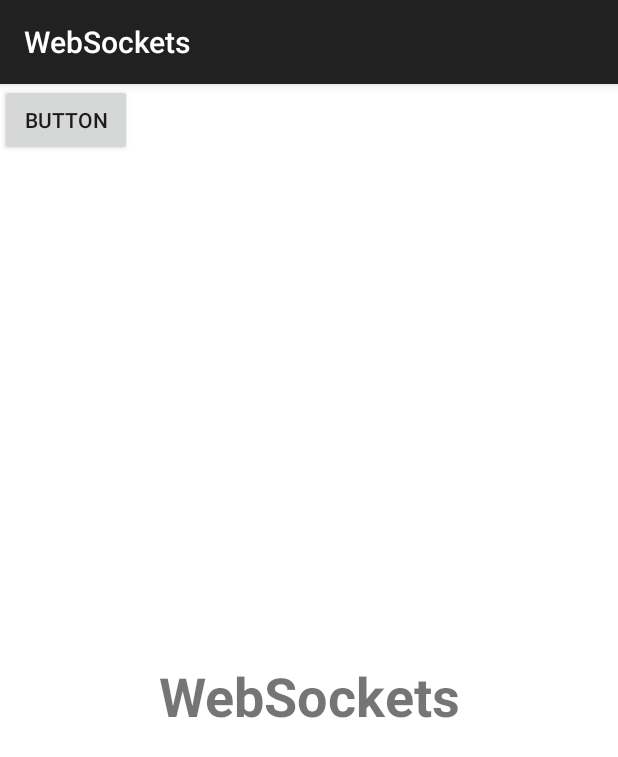
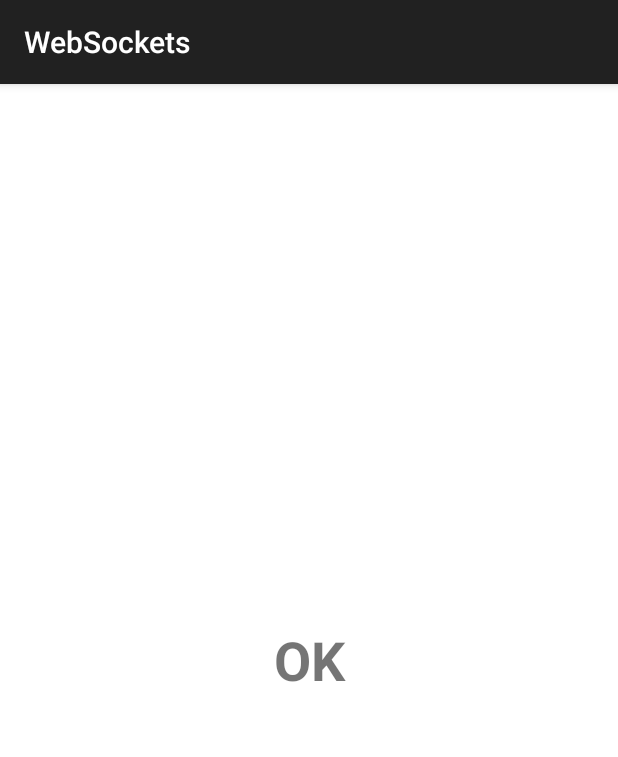
Before and after one commit to pjcbakx/AndroidAssesments, an Android app: the screen it shows after launch (MainActivity), on a phone screen of 412 x 824 dp. Shown: the top 757 px of the screen. Run offline under Robolectric (Android 15) with nearby library versions, the phone set to English and light mode, and no system bars; libraries missing offline, so code that uses them is left out: io.socket.client, io.socket.emitter; 3 statements that could not run were skipped.

Commit message:
Fixed some bugs in activity and socket

```diff
--- a/WebSocketsClient/app/src/main/AndroidManifest.xml
+++ b/WebSocketsClient/app/src/main/AndroidManifest.xml
@@ -19,7 +19,6 @@
                 <category android:name="android.intent.category.LAUNCHER" />
             </intent-filter>
         </activity>
-        <activity android:name="nl.avans.vincent.websocketsclient.OrientationActivity"></activity>
     </application>
 
 </manifest>
--- a/WebSocketsClient/app/src/main/java/nl/avans/vincent/websocketsclient/MainActivity.java
+++ b/WebSocketsClient/app/src/main/java/nl/avans/vincent/websocketsclient/MainActivity.java
@@ -1,15 +1,15 @@
 package nl.avans.vincent.websocketsclient;
 
-import android.content.Intent;
+import android.content.Context;
 import android.support.v7.app.AppCompatActivity;
 import android.os.Bundle;
+import android.view.Display;
 import android.view.View;
 import android.view.WindowManager;
-import android.widget.Button;
+import android.widget.TextView;
 
-public class MainActivity extends AppCompatActivity {
+public class MainActivity extends AppCompatActivity implements WebSocket.OnLightSocketListener {
     View rootView;
-    private static String TAG = "landscape";
     private static WebSocket webSocket;
 
     @Override
@@ -17,54 +17,44 @@ public class MainActivity extends AppCompatActivity {
         super.onCreate(savedInstanceState);
         setContentView(R.layout.activity_main);
 
-        addListenerOnButton();
-
-        //Makes new thread for the background and text
-        //Thread thread = new Thread(new Runnable() {
-        //    @Override
-        //    public void run() {
-        //        runOnMainThread();
-        //    }
-        //});
-        //thread.start();
-
         getWindow().addFlags(WindowManager.LayoutParams.FLAG_KEEP_SCREEN_ON);
 
         rootView = findViewById(R.id.main_root);
 
-        webSocket = new WebSocket();
+        webSocket = new WebSocket(this);
         webSocket.connect();
 
+        orientation();
     }
 
-    /*
     @Override
     public void onColorReceived(int color) {
         rootView.setBackgroundColor(color);
     }
-    */
 
-    private void runOnMainThread() {
-        // Create handler for the Main Looper and execute code on Main Looper
-        //Handler handler = new android.os.Handler(Looper.getMainLooper());
-        //handler.post(runnable);
+    public void orientation() {
 
-       // WebSocketSingleton.setWebSocket(webSocket);
-       // Intent intent = new Intent(getApplicationContext(), OrientationActivity.class);
-       // startActivity(intent);
+        if (getRotation() == 0) {
+            TextView tvMessage = (TextView) findViewById(R.id.text_message);
+            tvMessage.setText("OK");
+
+            webSocket.getSocket().emit("potrait");
+        }
+        if (getRotation() == 3) {
+            TextView tvMessage = (TextView) findViewById(R.id.text_message);
+            tvMessage.setText("NIET OK!");
+
+            webSocket.getSocket().emit("landscape");
+        }
+
     }
 
+    public int getRotation() {
 
-    public void addListenerOnButton() {
-        final Button button = (Button) findViewById(R.id.pushButton);
+        Display display = ((WindowManager) this.getSystemService(Context.WINDOW_SERVICE)).getDefaultDisplay();
+        int rotation = display.getRotation();
+        return rotation;
 
-        button.setOnClickListener(new View.OnClickListener() {
-            public void onClick(View v) {
-                WebSocketSingleton.setWebSocket(webSocket);
-                Intent intent = new Intent(getApplicationContext(), OrientationActivity.class);
-                startActivity(intent);
-            }
-        });
     }
 
 }
--- a/WebSocketsClient/app/src/main/java/nl/avans/vincent/websocketsclient/WebSocket.java
+++ b/WebSocketsClient/app/src/main/java/nl/avans/vincent/websocketsclient/WebSocket.java
@@ -29,14 +29,13 @@ import io.socket.emitter.Emitter;
 public class WebSocket {
     private static final String LOG_TAG = "WebSocket";
     private static final String BASE_URL = "http://192.168.0.14:3003";
-    //private static final String TAG = "";
 
     private Socket socket;
     private int color;
-    //private OnLightSocketListener listener;
+    private OnLightSocketListener listener;
 
-    public WebSocket() {
-      //  this.listener = listener;
+    public WebSocket(OnLightSocketListener listener) {
+        this.listener = listener;
         try {
             socket = IO.socket(BASE_URL);
         } catch (URISyntaxException e) {
@@ -84,14 +83,12 @@ public class WebSocket {
 
                 color = Color.argb(a, r, g, b);
 
-                /*
                 runOnMainThread(new Runnable() {
                     @Override
                     public void run() {
                         listener.onColorReceived(color);
                     }
                 });
-                */
 
             } catch (Exception e) {
                 Log.e(LOG_TAG, "Error getting result from JSON", e);
@@ -99,7 +96,6 @@ public class WebSocket {
         }
     }
 
-    /*
     private void runOnMainThread(Runnable runnable) {
         // Create handler for the Main Looper and execute code on Main Looper
         Handler handler = new android.os.Handler(Looper.getMainLooper());
@@ -109,5 +105,5 @@ public class WebSocket {
     interface OnLightSocketListener {
         void onColorReceived(int color);
     }
-    */
+
 }
--- a/WebSocketsClient/app/src/main/res/layout/activity_main.xml
+++ b/WebSocketsClient/app/src/main/res/layout/activity_main.xml
@@ -9,12 +9,6 @@
     android:background="#ffffff"
     tools:context=".MainActivity">
 
-    <Button
-        android:id="@+id/pushButton"
-        android:layout_width="wrap_content"
-        android:layout_height="wrap_content"
-        android:text="Button" />
-
     <TextView
         android:id="@+id/text_message"
         android:layout_width="fill_parent"
```
Also changed, not shown: WebSocketsClient/app/src/main/java/nl/avans/vincent/websocketsclient/OrientationActivity.java (deleted, +0 -47 lines), WebSocketsClient/app/src/main/java/nl/avans/vincent/websocketsclient/WebSocketSingleton.java (deleted, +0 -18 lines).
